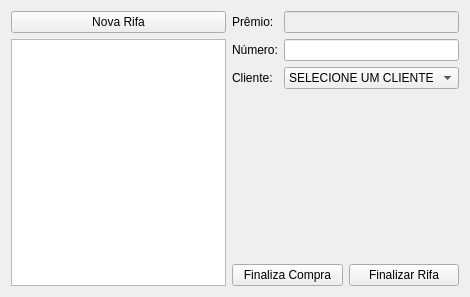
Above: ui/venda.ui from WallacX/Sist.-Gerenciamento-de-rifas before the change. Below: the same form after it.
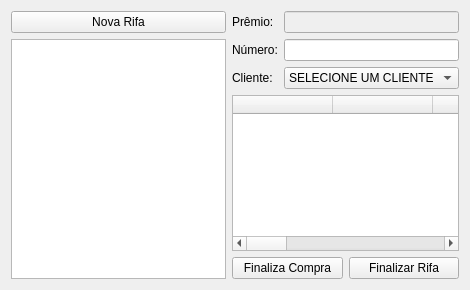
That is the form after the change.

Commit message: Atualização (Tela de Vendas)

```diff
--- a/ui/venda.ui
+++ b/ui/venda.ui
@@ -7,7 +7,7 @@
     <x>0</x>
     <y>0</y>
     <width>470</width>
-    <height>297</height>
+    <height>290</height>
    </rect>
   </property>
   <property name="windowTitle">
@@ -87,6 +87,60 @@
        </item>
       </layout>
      </item>
+     <item>
+      <widget class="QTableWidget" name="tableWidget">
+       <column>
+        <property name="text">
+         <string/>
+        </property>
+       </column>
+       <column>
+        <property name="text">
+         <string/>
+        </property>
+       </column>
+       <column>
+        <property name="text">
+         <string/>
+        </property>
+       </column>
+       <column>
+        <property name="text">
+         <string/>
+        </property>
+       </column>
+       <column>
+        <property name="text">
+         <string/>
+        </property>
+       </column>
+       <column>
+        <property name="text">
+         <string/>
+        </property>
+       </column>
+       <column>
+        <property name="text">
+         <string/>
+        </property>
+       </column>
+       <column>
+        <property name="text">
+         <string/>
+        </property>
+       </column>
+       <column>
+        <property name="text">
+         <string/>
+        </property>
+       </column>
+       <column>
+        <property name="text">
+         <string/>
+        </property>
+       </column>
+      </widget>
+     </item>
      <item>
       <layout class="QHBoxLayout" name="horizontalLayout">
        <item>
```
The commit also changes 6 other files.
